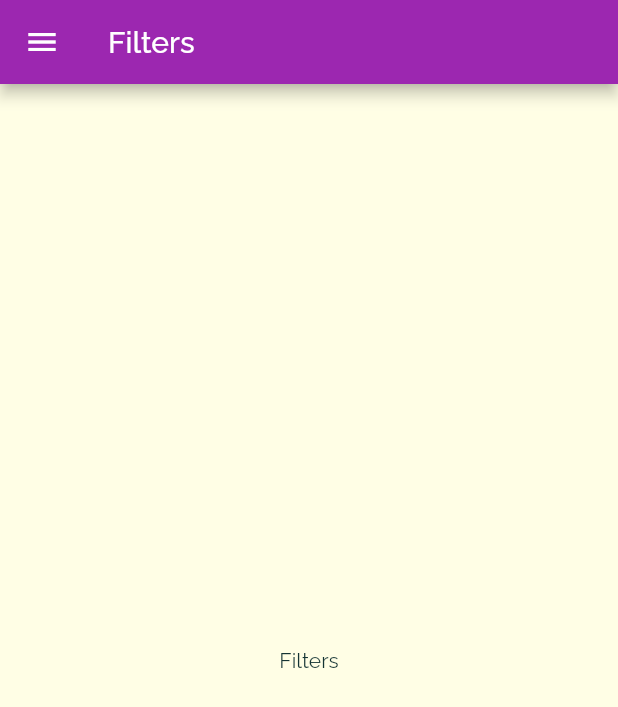
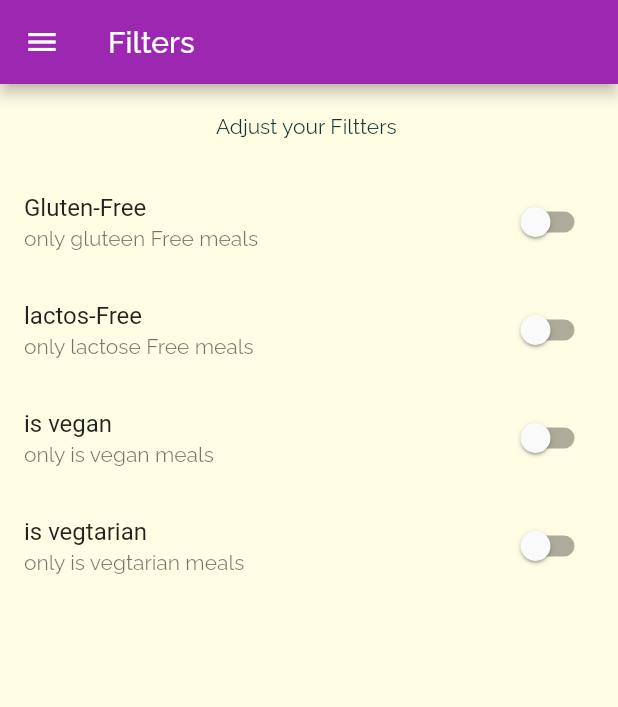
Before and after one commit to almaystroOo/Meals-Recipe-App, a Flutter app: the FiltersScreen screen opened by its route, on a phone screen of 412 x 824 dp. Shown: the top 707 px of the screen. Run offline on Flutter 3.47's test engine with Material 2 defaults, Android fonts, the phone set to English and light mode, and no system bars; our stand-ins replace google_fonts.

Commit message:
#implementing filter feature

```diff
--- a/lib/ui/view/screens/filters_screen.dart
+++ b/lib/ui/view/screens/filters_screen.dart
@@ -1,8 +1,28 @@
 import 'package:flutter/material.dart';
 import 'package:meals_app/ui/view/screens/main_drawer.dart';
 
-class FiltersScreen extends StatelessWidget {
+class FiltersScreen extends StatefulWidget {
   static const String routeName = '/FiltersScreen';
+
+  @override
+  _FiltersScreenState createState() => _FiltersScreenState();
+}
+
+class _FiltersScreenState extends State<FiltersScreen> {
+  var _glutenFree = false;
+  var _vegtarian = false;
+  var _vegan = false;
+  var _lactoseFree = false;
+
+  Widget _switchTile(
+      var value, String title, String subtitle, Function function) {
+    return SwitchListTile(
+        value: value,
+        title: Text(title),
+        subtitle: Text(subtitle),
+        onChanged: function);
+  }
+
   @override
   Widget build(BuildContext context) {
     return Scaffold(
@@ -10,10 +30,60 @@ class FiltersScreen extends StatelessWidget {
       appBar: AppBar(
         title: Text('Filters'),
       ),
-      body: Container(
-          child: Center(
-        child: Text('Filters'),
-      )),
+      body: Column(
+        children: [
+          Container(
+            padding: EdgeInsets.all(20),
+            child: Text(
+              'Adjust your Filtters ',
+              style: Theme.of(context).textTheme.bodyText2,
+            ),
+          ),
+          Expanded(
+            child: ListView(
+              children: [
+                // SwitchListTile(
+                //   value: _glutenFree,
+                //   title: Text('test'),
+                //   subtitle: Text('only ofr test only'),
+                //   onChanged: (newValue) {
+                //     setState(() {
+                //       _glutenFree = newValue;
+                //     });
+                //   },
+                // ),
+                _switchTile(
+                    _glutenFree, 'Gluten-Free', 'only gluteen Free meals ',
+                    (newValue) {
+                  setState(() {
+                    _glutenFree = newValue;
+                  });
+                }),
+                _switchTile(
+                    _lactoseFree, 'lactos-Free', 'only lactose Free meals ',
+                    (newValue) {
+                  setState(() {
+                    _lactoseFree = newValue;
+                  });
+                }),
+                _switchTile(_vegan, 'is vegan ', 'only is vegan meals ',
+                    (newValue) {
+                  setState(() {
+                    _vegan = newValue;
+                  });
+                }),
+                _switchTile(
+                    _vegtarian, 'is vegtarian ', 'only is vegtarian meals ',
+                    (newValue) {
+                  setState(() {
+                    _vegtarian = newValue;
+                  });
+                })
+              ],
+            ),
+          )
+        ],
+      ),
     );
   }
 }
```
